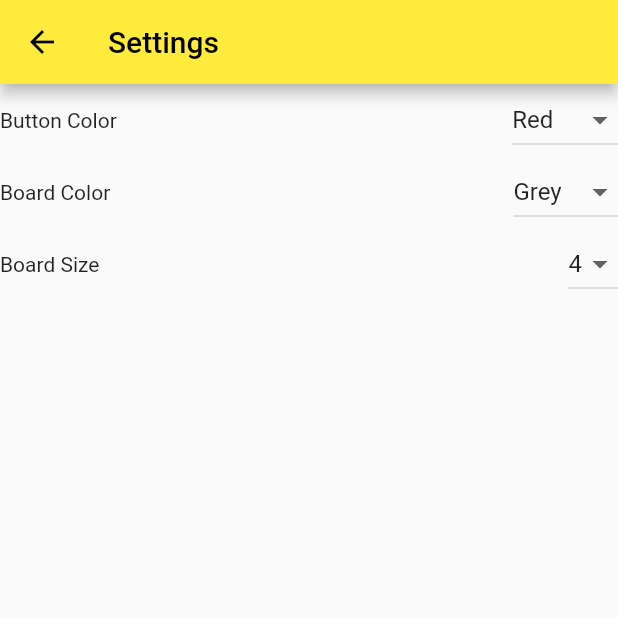
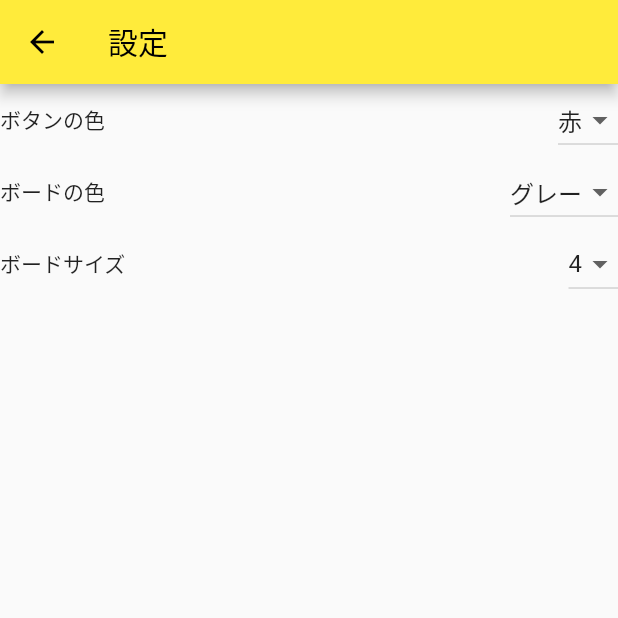
Before and after one commit to a733573/one_sixteen, a Flutter app: the screen it shows after launch, after a tap on the "settings" icon, on a phone screen of 412 x 824 dp, the top half of it. Run offline on Flutter 3.47's test engine with Material 2 defaults, Android fonts, the phone set to English and light mode, and no system bars; our stand-ins replace audioplayers, get.

Commit message:
テキストを日本語に変更

```diff
--- a/lib/views/game_view.dart
+++ b/lib/views/game_view.dart
@@ -14,7 +14,7 @@ class GameView extends StatelessWidget {
   Widget build(BuildContext context) {
     return Scaffold(
       appBar: AppBar(
-        title: const Text('Game'),
+        title: const Text('ゲーム'),
         actions: [
           IconButton(
             onPressed: () => openDialog(),
@@ -79,7 +79,7 @@ class GameView extends StatelessWidget {
     Get.defaultDialog(
       title: '',
       middleText: '新しくゲームを始めますか？',
-      barrierDismissible: false,
+      // barrierDismissible: false,
       actions: <Widget>[
         TextButton(
           onPressed: () {
@@ -94,7 +94,7 @@ class GameView extends StatelessWidget {
         TextButton(
           onPressed: () => Get.back(),
           child: const Text(
-            'いいえ',
+            'キャンセル',
             style: TextStyle(color: Colors.black),
           ),
         ),
--- a/lib/views/settings_view.dart
+++ b/lib/views/settings_view.dart
@@ -11,32 +11,32 @@ class SettingsView extends StatelessWidget {
   Widget build(BuildContext context) {
     return Scaffold(
       appBar: AppBar(
-        title: const Text('Settings'),
+        title: const Text('設定'),
       ),
       body: ListView(
         children: [
           Row(
             mainAxisAlignment: MainAxisAlignment.spaceBetween,
             children: <Widget>[
-              const Text('Button Color'),
+              const Text('ボタンの色'),
               Obx(() {
                 return DropdownButton(
                   items: [
                     DropdownMenuItem(
                       value: Colors.red.value,
-                      child: const Text('Red'),
+                      child: const Text('赤'),
                     ),
                     DropdownMenuItem(
                       value: Colors.blue.value,
-                      child: const Text('Blue'),
+                      child: const Text('青'),
                     ),
                     DropdownMenuItem(
                       value: Colors.green.value,
-                      child: const Text('Green'),
+                      child: const Text('緑'),
                     ),
                     DropdownMenuItem(
                       value: Colors.yellow.value,
-                      child: const Text('Yellow'),
+                      child: const Text('黄'),
                     ),
                   ],
                   onChanged: (int? value) {
@@ -50,25 +50,25 @@ class SettingsView extends StatelessWidget {
           Row(
             mainAxisAlignment: MainAxisAlignment.spaceBetween,
             children: <Widget>[
-              const Text('Board Color'),
+              const Text('ボードの色'),
               Obx(() {
                 return DropdownButton(
                   items: [
                     DropdownMenuItem(
                       value: Colors.grey.value,
-                      child: const Text('Grey'),
+                      child: const Text('グレー'),
                     ),
                     DropdownMenuItem(
                       value: Colors.purple.value,
-                      child: const Text('Purple'),
+                      child: const Text('紫'),
                     ),
                     DropdownMenuItem(
                       value: Colors.black.value,
-                      child: const Text('Black'),
+                      child: const Text('黒'),
                     ),
                     DropdownMenuItem(
                       value: Colors.pink.value,
-                      child: const Text('Pink'),
+                      child: const Text('ピンク'),
                     ),
                   ],
                   onChanged: (int? value) {
@@ -82,7 +82,7 @@ class SettingsView extends StatelessWidget {
           Row(
             mainAxisAlignment: MainAxisAlignment.spaceBetween,
             children: <Widget>[
-              const Text('Board Size'),
+              const Text('ボードサイズ'),
               Obx(() {
                 return DropdownButton(
                   items: const [
@@ -101,9 +101,9 @@ class SettingsView extends StatelessWidget {
                   ],
                   onChanged: (int? value) {
                     if (SettingsController.to.boardSize != value) {
-                      SettingsController.to.boardSize = value!;
-                      GameController.to.boardInit();
-                      // openDialog(value!);
+                      // SettingsController.to.boardSize = value!;
+                      // GameController.to.boardInit();
+                      openDialog(value!);
                     }
                   },
                   value: SettingsController.to.boardSize,
@@ -119,8 +119,8 @@ class SettingsView extends StatelessWidget {
   void openDialog(int value) {
     Get.defaultDialog(
       title: '',
-      middleText: 'ボードサイズを変更するとゲームがリセットされますが、よろしいですか？',
-      barrierDismissible: false,
+      middleText: 'ボードサイズを変更すると\nゲームがリセットされますが\nよろしいですか？',
+      // barrierDismissible: false,
       actions: <Widget>[
         TextButton(
           onPressed: () {
--- a/lib/views/start_view.dart
+++ b/lib/views/start_view.dart
@@ -12,7 +12,7 @@ class StartView extends StatelessWidget {
   Widget build(BuildContext context) {
     return Scaffold(
       appBar: AppBar(
-        title: const Text('Start'),
+        title: const Text('スタート'),
         actions: [
           IconButton(
             onPressed: () => Get.to(() => const SettingsView()),
```
